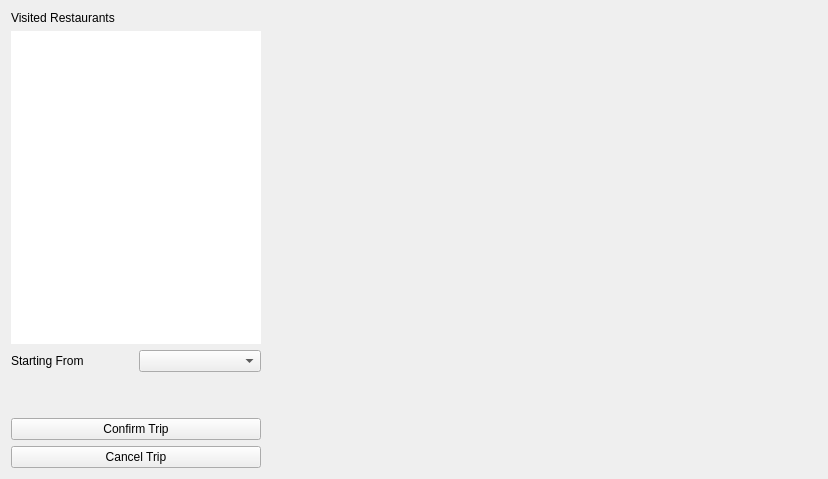
First picture: the form in restaurantwidget.ui, repository jwannamaker/CS1D_FastFoodProject, before the edit.
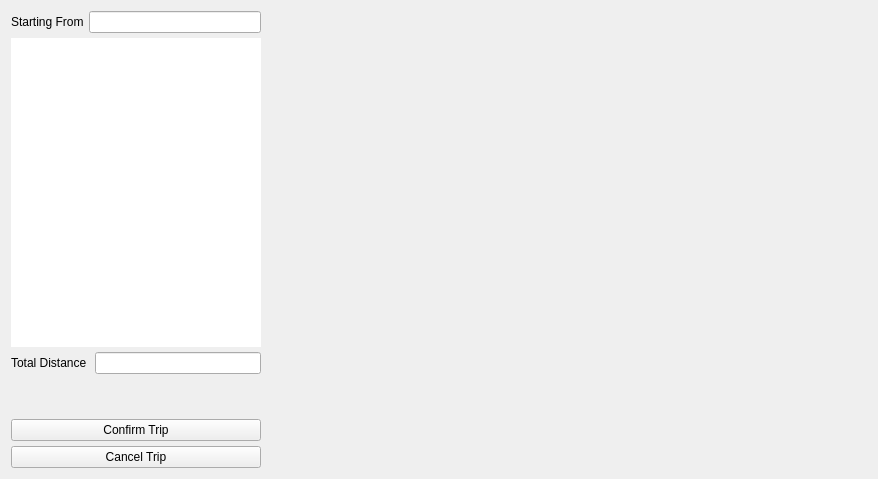
Second picture: the form after the edit.

Patch:
```diff
--- a/restaurantwidget.ui
+++ b/restaurantwidget.ui
@@ -6,7 +6,7 @@
    <rect>
     <x>0</x>
     <y>0</y>
-    <width>828</width>
+    <width>873</width>
     <height>479</height>
    </rect>
   </property>
@@ -14,19 +14,31 @@
    <string>Form</string>
   </property>
   <layout class="QGridLayout" name="gridLayout">
-   <item row="0" column="0" rowspan="2" colspan="2">
-    <layout class="QVBoxLayout" name="verticalLayout_2">
-     <item>
+   <item row="0" column="0">
       <layout class="QVBoxLayout" name="verticalLayout">
+     <property name="spacing">
+      <number>5</number>
+     </property>
        <item>
-        <widget class="QLabel" name="label">
+      <layout class="QHBoxLayout" name="horizontalLayout">
+       <item>
+        <widget class="QLabel" name="label_2">
          <property name="text">
-          <string>Visited Restaurants</string>
+          <string>Starting From</string>
          </property>
         </widget>
        </item>
        <item>
-        <widget class="QListWidget" name="listWidget_menuItems">
+        <widget class="QLineEdit" name="initialLocationLineEdit">
+         <property name="readOnly">
+          <bool>true</bool>
+         </property>
+        </widget>
+       </item>
+      </layout>
+     </item>
+     <item>
+      <widget class="QTableWidget" name="tableWidget_tripRestaurants">
          <property name="sizePolicy">
           <sizepolicy hsizetype="Fixed" vsizetype="Expanding">
            <horstretch>0</horstretch>
@@ -54,24 +66,35 @@
          <property name="defaultDropAction">
           <enum>Qt::IgnoreAction</enum>
          </property>
-         <property name="uniformItemSizes">
+       <attribute name="horizontalHeaderHighlightSections">
+        <bool>false</bool>
+       </attribute>
+       <attribute name="horizontalHeaderStretchLastSection">
           <bool>true</bool>
-         </property>
-        </widget>
-       </item>
-      </layout>
-     </item>
+       </attribute>
+       <attribute name="verticalHeaderVisible">
+        <bool>false</bool>
+       </attribute>
+      </widget>
+     </item>
      <item>
-      <layout class="QHBoxLayout" name="horizontalLayout">
+      <layout class="QHBoxLayout" name="horizontalLayout_2">
        <item>
-        <widget class="QLabel" name="label_2">
+        <widget class="QLabel" name="label_3">
          <property name="text">
-          <string>Starting From</string>
+          <string>Total Distance </string>
          </property>
         </widget>
        </item>
        <item>
-        <widget class="QComboBox" name="comboBox_restaurants"/>
+        <widget class="QLineEdit" name="totalDistanceLineEdit">
+         <property name="alignment">
+          <set>Qt::AlignRight|Qt::AlignTrailing|Qt::AlignVCenter</set>
+         </property>
+         <property name="readOnly">
+          <bool>true</bool>
+         </property>
+        </widget>
        </item>
       </layout>
      </item>
@@ -107,7 +130,7 @@
      </item>
     </layout>
    </item>
-   <item row="0" column="2">
+   <item row="0" column="1">
     <widget class="QScrollArea" name="scrollArea_restaurants">
      <property name="sizePolicy">
       <sizepolicy hsizetype="Fixed" vsizetype="Expanding">
@@ -117,10 +140,16 @@
      </property>
      <property name="minimumSize">
       <size>
-       <width>550</width>
+       <width>600</width>
        <height>0</height>
       </size>
      </property>
+     <property name="maximumSize">
+      <size>
+       <width>600</width>
+       <height>16777215</height>
+      </size>
+     </property>
      <property name="frameShape">
       <enum>QFrame::NoFrame</enum>
      </property>
@@ -128,7 +157,7 @@
       <enum>QFrame::Plain</enum>
      </property>
      <property name="verticalScrollBarPolicy">
-      <enum>Qt::ScrollBarAlwaysOff</enum>
+      <enum>Qt::ScrollBarAsNeeded</enum>
      </property>
      <property name="horizontalScrollBarPolicy">
       <enum>Qt::ScrollBarAlwaysOff</enum>
@@ -144,8 +173,8 @@
        <rect>
         <x>0</x>
         <y>0</y>
-        <width>550</width>
-        <height>461</height>
+        <width>600</width>
+        <height>465</height>
        </rect>
       </property>
      </widget>
```
Lines whose indentation alone changed are shown as unchanged.
